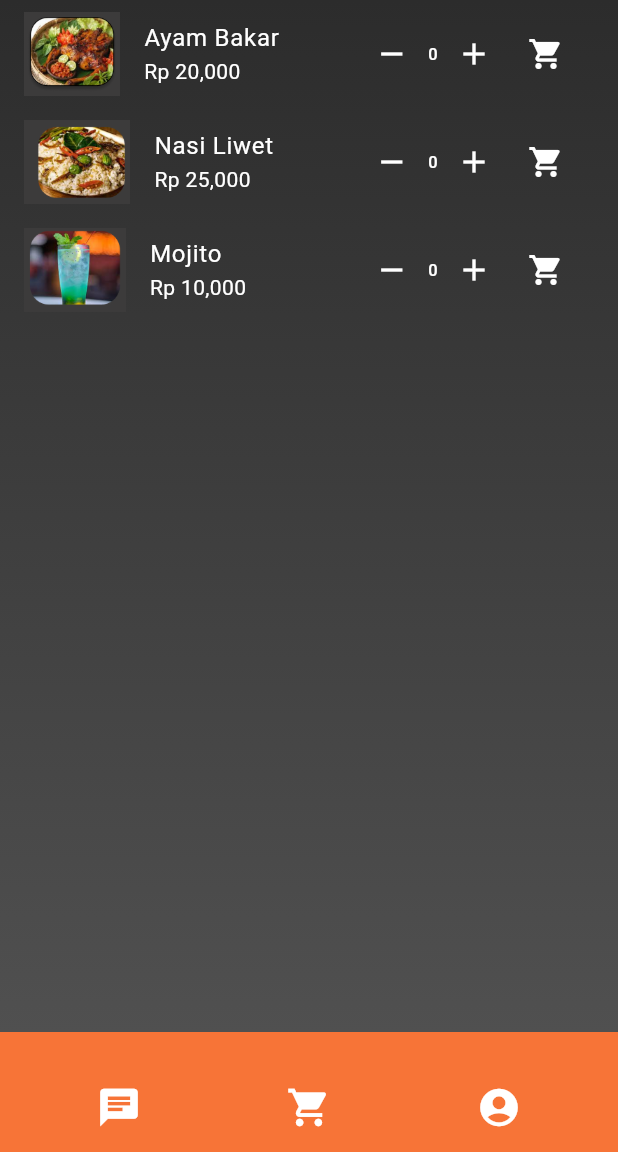
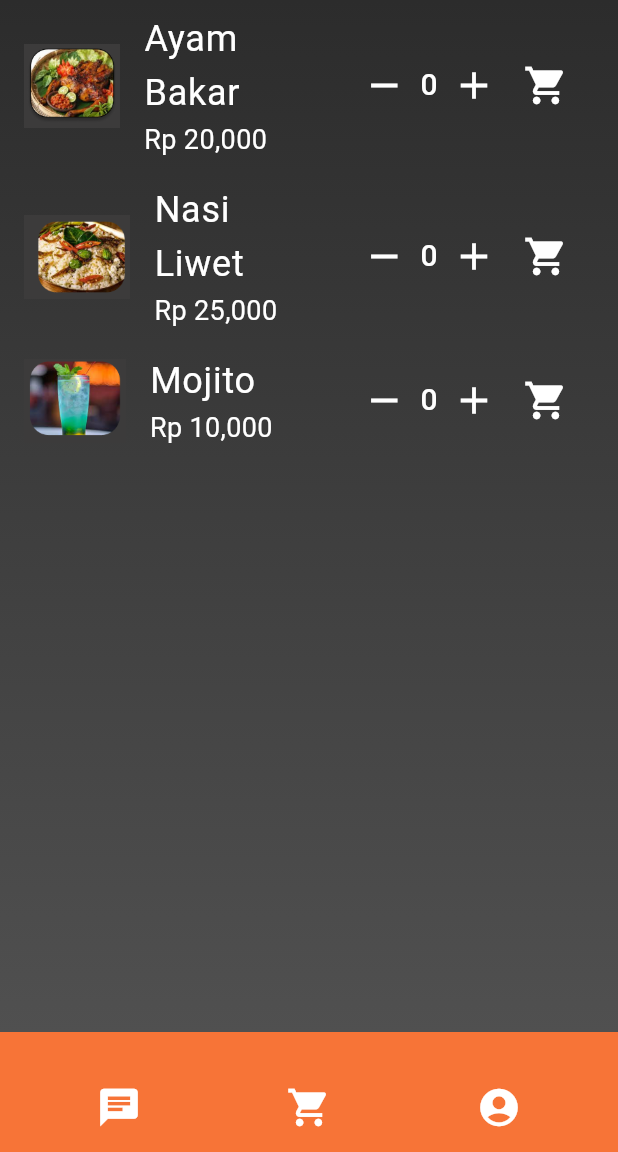
Before and after one commit to irsanwoy/sabumi3, a Flutter app: the PemesananKuliner screen opened directly, on a phone screen of 412 x 824 dp, the part 84-1236 px from its top. Run offline on Flutter 3.47's test engine with Material 3 defaults, Android fonts, the phone set to English and light mode, and no system bars; our stand-ins replace shared_preferences; accounts and stored records are empty; network calls fail.

Commit message:
tambahin font fredoka

```diff
--- a/lib/screens/pemesanan_kuliner.dart
+++ b/lib/screens/pemesanan_kuliner.dart
@@ -14,13 +14,13 @@ class PemesananKuliner extends StatefulWidget {
 class _PemesananKulinerState extends State<PemesananKuliner> {
   int _itemCount1 = 0;
   int _itemCount2 = 0;
-  int _itemCount3 = 0;  // Added for Mojito
+  int _itemCount3 = 0;
 
   void _incrementItem(int itemIndex) {
     setState(() {
       if (itemIndex == 1) _itemCount1++;
       if (itemIndex == 2) _itemCount2++;
-      if (itemIndex == 3) _itemCount3++;  // Handle Mojito increment
+      if (itemIndex == 3) _itemCount3++;
     });
   }
 
@@ -28,7 +28,7 @@ class _PemesananKulinerState extends State<PemesananKuliner> {
     setState(() {
       if (itemIndex == 1 && _itemCount1 > 0) _itemCount1--;
       if (itemIndex == 2 && _itemCount2 > 0) _itemCount2--;
-      if (itemIndex == 3 && _itemCount3 > 0) _itemCount3--;  // Handle Mojito decrement
+      if (itemIndex == 3 && _itemCount3 > 0) _itemCount3--;
     });
   }
 
@@ -37,8 +37,11 @@ class _PemesananKulinerState extends State<PemesananKuliner> {
       Provider.of<CartProvider>(context, listen: false).addToCart(
         name,
         imagePath,
-        price.replaceAll(",", ""), // Hapus koma sebelum menambah ke keranjang
+        price.replaceAll(",", ""),
         quantity,
+      );
+      ScaffoldMessenger.of(context).showSnackBar(
+        SnackBar(content: Text('$name berhasil ditambahkan ke keranjang')),
       );
     }
   }
@@ -51,11 +54,11 @@ class _PemesananKulinerState extends State<PemesananKuliner> {
         decoration: BoxDecoration(
           gradient: LinearGradient(
             colors: [
-              Color(0xFF2C2C2C), // Warna gelap pertama (lebih gelap dari sebelumnya)
-              Color(0xFF505050), // Warna gelap kedua (lebih terang sedikit)
+              Color(0xFF2C2C2C),
+              Color(0xFF505050),
             ],
-            begin: Alignment.topCenter,  // Mulai dari atas layar
-            end: Alignment.bottomCenter,  // Berakhir di bawah layar
+            begin: Alignment.topCenter,
+            end: Alignment.bottomCenter,
           ),
         ),
         child: ListView(
@@ -64,11 +67,17 @@ class _PemesananKulinerState extends State<PemesananKuliner> {
               leading: Image.asset('assets/ayambakar.png'),
               title: const Text(
                 'Ayam Bakar',
-                style: TextStyle(color: Colors.white), // Ubah warna font menjadi putih
+                style: TextStyle(
+                  color: Colors.white,
+                  fontSize: 24,
+                ),
               ),
               subtitle: const Text(
                 'Rp 20,000',
-                style: TextStyle(color: Colors.white), // Ubah warna font menjadi putih
+                style: TextStyle(
+                  color: Colors.white,
+                  fontSize: 18,
+                ),
               ),
               trailing: Row(
                 mainAxisSize: MainAxisSize.min,
@@ -76,29 +85,34 @@ class _PemesananKulinerState extends State<PemesananKuliner> {
                   IconButton(
                     icon: const Icon(
                       Icons.remove,
-                      color: Colors.white, // Ubah warna ikon menjadi putih
+                      color: Colors.white,
+                      size: 30,
                     ),
                     onPressed: () => _decrementItem(1),
                   ),
                   Text(
                     '$_itemCount1',
-                    style: TextStyle(color: Colors.white), // Ubah warna font menjadi putih
+                    style: TextStyle(
+                      color: Colors.white,
+                      fontSize: 20,
+                    ),
                   ),
                   IconButton(
                     icon: const Icon(
                       Icons.add,
-                      color: Colors.white, // Ubah warna ikon menjadi putih
+                      color: Colors.white,
+                      size: 30,
                     ),
                     onPressed: () => _incrementItem(1),
                   ),
                   IconButton(
                     icon: const Icon(
                       Icons.shopping_cart,
-                      color: Colors.white, // Ubah warna ikon menjadi putih
+                      color: Colors.white,
+                      size: 30,
                     ),
                     onPressed: () {
-                      _addToCart('Ayam Bakar', 'assets/ayambakar.png', '20,000',
-                          _itemCount1);
+                      _addToCart('Ayam Bakar', 'assets/ayambakar.png', '20,000', _itemCount1);
                     },
                   ),
                 ],
@@ -108,11 +122,17 @@ class _PemesananKulinerState extends State<PemesananKuliner> {
               leading: Image.asset('assets/nasiliwet.png'),
               title: const Text(
                 'Nasi Liwet',
-                style: TextStyle(color: Colors.white), // Ubah warna font menjadi putih
+                style: TextStyle(
+                  color: Colors.white,
+                  fontSize: 24,
+                ),
               ),
               subtitle: const Text(
                 'Rp 25,000',
-                style: TextStyle(color: Colors.white), // Ubah warna font menjadi putih
+                style: TextStyle(
+                  color: Colors.white,
+                  fontSize: 18,
+                ),
               ),
               trailing: Row(
                 mainAxisSize: MainAxisSize.min,
@@ -120,43 +140,54 @@ class _PemesananKulinerState extends State<PemesananKuliner> {
                   IconButton(
                     icon: const Icon(
                       Icons.remove,
-                      color: Colors.white, // Ubah warna ikon menjadi putih
+                      color: Colors.white,
+                      size: 30,
                     ),
                     onPressed: () => _decrementItem(2),
                   ),
                   Text(
                     '$_itemCount2',
-                    style: TextStyle(color: Colors.white), // Ubah warna font menjadi putih
+                    style: TextStyle(
+                      color: Colors.white,
+                      fontSize: 20,
+                    ),
                   ),
                   IconButton(
                     icon: const Icon(
                       Icons.add,
-                      color: Colors.white, // Ubah warna ikon menjadi putih
+                      color: Colors.white,
+                      size: 30,
                     ),
                     onPressed: () => _incrementItem(2),
                   ),
                   IconButton(
                     icon: const Icon(
                       Icons.shopping_cart,
-                      color: Colors.white, // Ubah warna ikon menjadi putih
+                      color: Colors.white,
+                      size: 30,
                     ),
                     onPressed: () {
-                      _addToCart('Nasi Liwet', 'assets/nasiliwet.png', '25,000',
-                          _itemCount2);
+                      _addToCart('Nasi Liwet', 'assets/nasiliwet.png', '25,000', _itemCount2);
                     },
                   ),
                 ],
               ),
             ),
             ListTile(
-              leading: Image.asset('assets/mojito.png'), // Corrected image path
+              leading: Image.asset('assets/mojito.png'),
               title: const Text(
                 'Mojito',
-                style: TextStyle(color: Colors.white), // Ubah warna font menjadi putih
+                style: TextStyle(
+                  color: Colors.white,
+                  fontSize: 24,
+                ),
               ),
               subtitle: const Text(
                 'Rp 10,000',
-                style: TextStyle(color: Colors.white), // Ubah warna font menjadi putih
+                style: TextStyle(
+                  color: Colors.white,
+                  fontSize: 18,
+                ),
               ),
               trailing: Row(
                 mainAxisSize: MainAxisSize.min,
@@ -164,29 +195,34 @@ class _PemesananKulinerState extends State<PemesananKuliner> {
                   IconButton(
                     icon: const Icon(
                       Icons.remove,
-                      color: Colors.white, // Ubah warna ikon menjadi putih
+                      color: Colors.white,
+                      size: 30,
                     ),
-                    onPressed: () => _decrementItem(3),  // Corrected to use item 3
+                    onPressed: () => _decrementItem(3),
                   ),
                   Text(
-                    '$_itemCount3',  // Corrected to use item 3
-                    style: TextStyle(color: Colors.white), // Ubah warna font menjadi putih
+                    '$_itemCount3',
+                    style: TextStyle(
+                      color: Colors.white,
+                      fontSize: 20,
+                    ),
                   ),
                   IconButton(
                     icon: const Icon(
                       Icons.add,
-                      color: Colors.white, // Ubah warna ikon menjadi putih
+                      color: Colors.white,
+                      size: 30,
                     ),
-                    onPressed: () => _incrementItem(3),  // Corrected to use item 3
+                    onPressed: () => _incrementItem(3),
                   ),
                   IconButton(
                     icon: const Icon(
                       Icons.shopping_cart,
-                      color: Colors.white, // Ubah warna ikon menjadi putih
+                      color: Colors.white,
+                      size: 30,
                     ),
                     onPressed: () {
-                      _addToCart('Mojito', 'assets/mojito.png', '10,000',
-                          _itemCount3);  // Corrected to use item 3
+                      _addToCart('Mojito', 'assets/mojito.png', '10,000', _itemCount3);
                     },
                   ),
                 ],
--- a/pubspec.yaml
+++ b/pubspec.yaml
@@ -48,3 +48,6 @@ flutter:
     - family: LeckerliOne
       fonts:
         - asset: assets/fonts/LeckerliOne-Regular.ttf
+    - family: Fredoka
+      fonts:
+        - asset: assets/fonts/Fredoka-Regular.ttf
```
Also changed, not shown: lib/screens/login.dart (+29 -21 lines), lib/screens/pemesanan_wisata.dart (+21 -44 lines), lib/screens/profile.dart (+15 -24 lines), lib/screens/register.dart (+28 -21 lines), assets/fonts/Fredoka-Regular.ttf (added).
